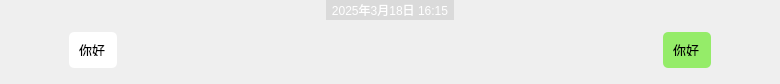
This is qt/WeChat/messagewidget.ui in BeyondESH/WeChat as Qt 5 draws it before an edit. The edited form follows.
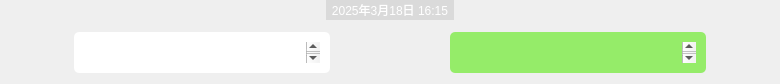
This is the edited form. Icons and pictures are not drawn.

```diff
--- a/qt/WeChat/messagewidget.ui
+++ b/qt/WeChat/messagewidget.ui
@@ -143,6 +143,12 @@
    </item>
    <item>
     <widget class="QWidget" name="widget" native="true">
+     <property name="sizePolicy">
+      <sizepolicy hsizetype="Expanding" vsizetype="Expanding">
+       <horstretch>0</horstretch>
+       <verstretch>0</verstretch>
+      </sizepolicy>
+     </property>
      <property name="minimumSize">
       <size>
        <width>400</width>
@@ -152,7 +158,7 @@
      <property name="maximumSize">
       <size>
        <width>16777215</width>
-       <height>36</height>
+       <height>16777215</height>
       </size>
      </property>
      <layout class="QHBoxLayout" name="horizontalLayout_2">
@@ -188,66 +194,6 @@
        </spacer>
       </item>
       <item>
-       <widget class="QWidget" name="receiveWD" native="true">
-        <property name="minimumSize">
-         <size>
-          <width>0</width>
-          <height>36</height>
-         </size>
-        </property>
-        <property name="maximumSize">
-         <size>
-          <width>16777215</width>
-          <height>16777215</height>
-         </size>
-        </property>
-        <layout class="QHBoxLayout" name="horizontalLayout_4">
-         <property name="spacing">
-          <number>5</number>
-         </property>
-         <property name="leftMargin">
-          <number>0</number>
-         </property>
-         <property name="topMargin">
-          <number>0</number>
-         </property>
-         <property name="rightMargin">
-          <number>0</number>
-         </property>
-         <property name="bottomMargin">
-          <number>0</number>
-         </property>
-         <item>
-          <widget class="QWidget" name="widget_2" native="true">
-           <property name="minimumSize">
-            <size>
-             <width>34</width>
-             <height>0</height>
-            </size>
-           </property>
-           <property name="maximumSize">
-            <size>
-             <width>34</width>
-             <height>16777215</height>
-            </size>
-           </property>
-           <layout class="QVBoxLayout" name="verticalLayout_2">
-            <property name="spacing">
-             <number>0</number>
-            </property>
-            <property name="leftMargin">
-             <number>0</number>
-            </property>
-            <property name="topMargin">
-             <number>0</number>
-            </property>
-            <property name="rightMargin">
-             <number>0</number>
-            </property>
-            <property name="bottomMargin">
-             <number>0</number>
-            </property>
-            <item>
              <widget class="QLabel" name="receiveHeadLB">
               <property name="minimumSize">
                <size>
@@ -262,7 +208,9 @@
                </size>
               </property>
               <property name="styleSheet">
-               <string notr="true"/>
+         <string notr="true">#receiveHeadLB{
+	image: url(:/img/loginDialog/img/avatar/AL.jpg);
+}</string>
               </property>
               <property name="text">
                <string/>
@@ -270,32 +218,38 @@
              </widget>
             </item>
             <item>
-             <spacer name="verticalSpacer_2">
+       <spacer name="horizontalSpacer_6">
               <property name="orientation">
-               <enum>Qt::Orientation::Vertical</enum>
+         <enum>Qt::Orientation::Horizontal</enum>
+        </property>
+        <property name="sizeType">
+         <enum>QSizePolicy::Policy::Fixed</enum>
               </property>
               <property name="sizeHint" stdset="0">
                <size>
-                <width>20</width>
-                <height>4</height>
+          <width>10</width>
+          <height>20</height>
                </size>
               </property>
              </spacer>
             </item>
-           </layout>
-          </widget>
-         </item>
          <item>
-          <widget class="QLabel" name="receiveBubbleLB">
+       <widget class="QTextEdit" name="receviceTE">
+        <property name="sizePolicy">
+         <sizepolicy hsizetype="Expanding" vsizetype="Expanding">
+          <horstretch>0</horstretch>
+          <verstretch>0</verstretch>
+         </sizepolicy>
+        </property>
            <property name="minimumSize">
             <size>
-             <width>0</width>
-             <height>36</height>
+          <width>40</width>
+          <height>0</height>
             </size>
            </property>
            <property name="maximumSize">
             <size>
-             <width>400</width>
+          <width>16777215</width>
              <height>16777215</height>
             </size>
            </property>
@@ -306,41 +260,27 @@
             </font>
            </property>
            <property name="styleSheet">
-            <string notr="true">#receiveBubbleLB{
-	color: rgb(0, 0, 0);
-	padding-left:10px;
-	padding-top:12px;
-	padding-right:12px;
-	padding-bottom:12px;
-	border-radius: 5px;
-	
-	background-color: rgb(255, 255, 255);
+         <string notr="true">#receviceTE {
+         background-color: white; 
+        border-radius: 5px;
+         padding-top: 10px;
+  padding-bottom: 10px;
+  padding-left: 10px;
+  padding-right: 10px;
+           border: none
 }
 
-#receiveBubbleLB:hover{
-	border-radius: 5px;
-	
-	background-color: rgb(226, 226, 226);
+#receviceTE:hover {
+         
+	background-color: rgb(218, 218, 218);
+        border-radius: 5px;
+         padding-top: 10px;
+  padding-bottom: 10px;
+  padding-left: 10px;
+  padding-right: 10px;
+           border: none
 }</string>
            </property>
-           <property name="lineWidth">
-            <number>1</number>
-           </property>
-           <property name="text">
-            <string>你好</string>
-           </property>
-           <property name="scaledContents">
-            <bool>false</bool>
-           </property>
-           <property name="wordWrap">
-            <bool>true</bool>
-           </property>
-           <property name="indent">
-            <number>0</number>
-           </property>
-          </widget>
-         </item>
-        </layout>
        </widget>
       </item>
       <item>
@@ -357,46 +297,22 @@
        </spacer>
       </item>
       <item>
-       <widget class="QWidget" name="sendWD" native="true">
-        <property name="minimumSize">
-         <size>
-          <width>0</width>
-          <height>36</height>
-         </size>
+       <widget class="QTextEdit" name="sendTE">
+        <property name="sizePolicy">
+         <sizepolicy hsizetype="Expanding" vsizetype="Expanding">
+          <horstretch>0</horstretch>
+          <verstretch>0</verstretch>
+         </sizepolicy>
         </property>
-        <property name="maximumSize">
-         <size>
-          <width>16777215</width>
-          <height>16777215</height>
-         </size>
-        </property>
-        <layout class="QHBoxLayout" name="horizontalLayout_3">
-         <property name="spacing">
-          <number>5</number>
-         </property>
-         <property name="leftMargin">
-          <number>0</number>
-         </property>
-         <property name="topMargin">
-          <number>0</number>
-         </property>
-         <property name="rightMargin">
-          <number>0</number>
-         </property>
-         <property name="bottomMargin">
-          <number>0</number>
-         </property>
-         <item>
-          <widget class="QLabel" name="sendBubbleLB">
            <property name="minimumSize">
             <size>
-             <width>0</width>
-             <height>36</height>
+          <width>40</width>
+          <height>0</height>
             </size>
            </property>
            <property name="maximumSize">
             <size>
-             <width>400</width>
+          <width>11111111</width>
              <height>16777215</height>
             </size>
            </property>
@@ -407,68 +323,55 @@
             </font>
            </property>
            <property name="styleSheet">
-            <string notr="true">#sendBubbleLB{
-	color: rgb(0, 0, 0);
-	padding-left:10px;
-	padding-top:12px;
-	padding-right:12px;
-	padding-bottom:12px;
-	border-radius: 5px;
-	background-color: rgb(149, 236, 105);
+         <string notr="true">#sendTE {
+         background-color: #95EC69; 
+        border-radius: 5px;
+        padding-top: 10px;
+  padding-bottom: 10px;
+  padding-left: 10px;
+  padding-right: 10px;
+           border: none
 }
 
-#sendBubbleLB:hover{
-	border-radius: 5px;
+#sendTE:hover {
+         
 	background-color: rgb(137, 217, 97);
+        border-radius: 5px;
+        padding-top: 10px;
+  padding-bottom: 10px;
+  padding-left: 10px;
+  padding-right: 10px;
+           border: none
 }</string>
            </property>
-           <property name="lineWidth">
-            <number>1</number>
-           </property>
-           <property name="text">
-            <string>你好</string>
-           </property>
-           <property name="scaledContents">
-            <bool>false</bool>
-           </property>
-           <property name="wordWrap">
-            <bool>true</bool>
-           </property>
-           <property name="indent">
-            <number>0</number>
+        <property name="html">
+         <string>&lt;!DOCTYPE HTML PUBLIC &quot;-//W3C//DTD HTML 4.0//EN&quot; &quot;http://www.w3.org/TR/REC-html40/strict.dtd&quot;&gt;
+&lt;html&gt;&lt;head&gt;&lt;meta name=&quot;qrichtext&quot; content=&quot;1&quot; /&gt;&lt;meta charset=&quot;utf-8&quot; /&gt;&lt;style type=&quot;text/css&quot;&gt;
+p, li { white-space: pre-wrap; }
+hr { height: 1px; border-width: 0; }
+li.unchecked::marker { content: &quot;\2610&quot;; }
+li.checked::marker { content: &quot;\2612&quot;; }
+&lt;/style&gt;&lt;/head&gt;&lt;body style=&quot; font-family:'等线'; font-size:10pt; font-weight:400; font-style:normal;&quot;&gt;
+&lt;p style=&quot;-qt-paragraph-type:empty; margin-top:0px; margin-bottom:0px; margin-left:0px; margin-right:0px; -qt-block-indent:0; text-indent:0px; font-family:'Microsoft YaHei UI'; font-size:9pt;&quot;&gt;&lt;br /&gt;&lt;/p&gt;&lt;/body&gt;&lt;/html&gt;</string>
            </property>
           </widget>
          </item>
          <item>
-          <widget class="QWidget" name="headWD" native="true">
-           <property name="minimumSize">
-            <size>
-             <width>34</width>
-             <height>0</height>
-            </size>
-           </property>
-           <property name="maximumSize">
+       <spacer name="horizontalSpacer_7">
+        <property name="orientation">
+         <enum>Qt::Orientation::Horizontal</enum>
+        </property>
+        <property name="sizeType">
+         <enum>QSizePolicy::Policy::Fixed</enum>
+        </property>
+        <property name="sizeHint" stdset="0">
             <size>
-             <width>34</width>
-             <height>16777215</height>
-            </size>
-           </property>
-           <layout class="QVBoxLayout" name="verticalLayout">
-            <property name="spacing">
-             <number>0</number>
-            </property>
-            <property name="leftMargin">
-             <number>0</number>
-            </property>
-            <property name="topMargin">
-             <number>0</number>
-            </property>
-            <property name="rightMargin">
-             <number>0</number>
-            </property>
-            <property name="bottomMargin">
-             <number>0</number>
-            </property>
+          <width>10</width>
+          <height>20</height>
+         </size>
+        </property>
+       </spacer>
+      </item>
             <item>
              <widget class="QLabel" name="sendHeadLB">
               <property name="minimumSize">
@@ -492,25 +395,6 @@
               <property name="text">
                <string/>
               </property>
-             </widget>
-            </item>
-            <item>
-             <spacer name="verticalSpacer">
-              <property name="orientation">
-               <enum>Qt::Orientation::Vertical</enum>
-              </property>
-              <property name="sizeHint" stdset="0">
-               <size>
-                <width>20</width>
-                <height>104</height>
-               </size>
-              </property>
-             </spacer>
-            </item>
-           </layout>
-          </widget>
-         </item>
-        </layout>
        </widget>
       </item>
       <item>
```
Lines whose indentation alone changed are shown as unchanged.
